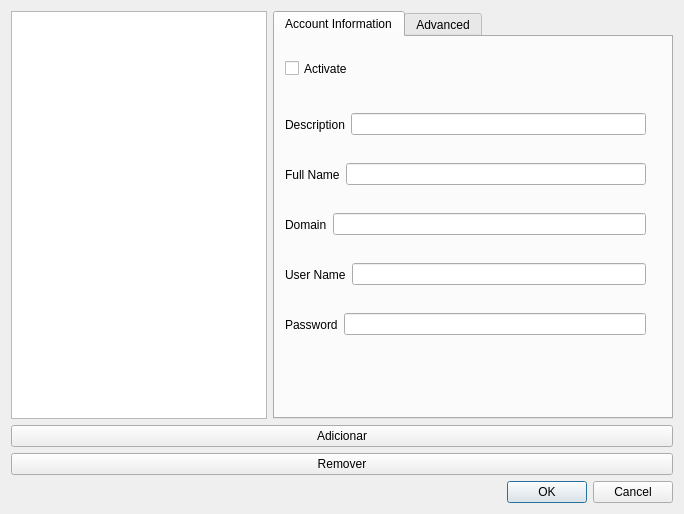
Old version of the form src/settings.ui in the repository StefanYohansson/ktelephone.
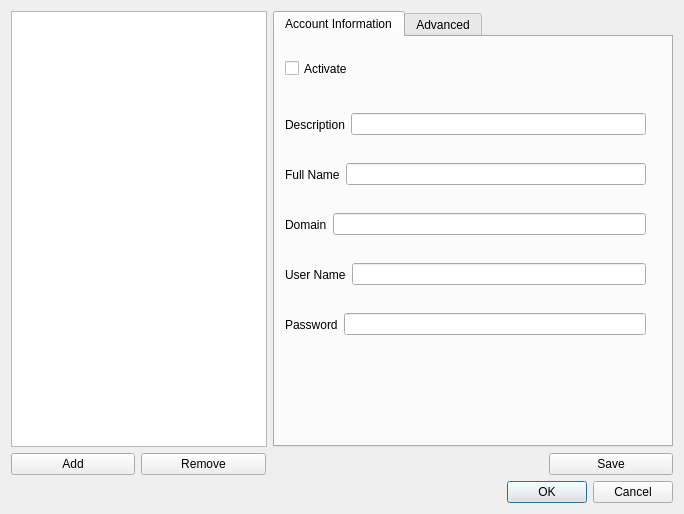
New version of the form.

```diff
--- a/src/settings.ui
+++ b/src/settings.ui
@@ -10,6 +10,24 @@
     <height>514</height>
    </rect>
   </property>
+  <property name="sizePolicy">
+   <sizepolicy hsizetype="Fixed" vsizetype="Fixed">
+    <horstretch>0</horstretch>
+    <verstretch>0</verstretch>
+   </sizepolicy>
+  </property>
+  <property name="minimumSize">
+   <size>
+    <width>684</width>
+    <height>514</height>
+   </size>
+  </property>
+  <property name="maximumSize">
+   <size>
+    <width>684</width>
+    <height>514</height>
+   </size>
+  </property>
   <property name="windowTitle">
    <string>Settings</string>
   </property>
@@ -172,18 +190,48 @@
     </layout>
    </item>
    <item>
-    <widget class="QPushButton" name="addAccount">
-     <property name="text">
-      <string>Adicionar</string>
-     </property>
-    </widget>
+    <layout class="QHBoxLayout" name="horizontalLayout_8"/>
    </item>
    <item>
-    <widget class="QPushButton" name="removeAccount">
-     <property name="text">
-      <string>Remover</string>
-     </property>
-    </widget>
+    <layout class="QHBoxLayout" name="horizontalLayout_7">
+     <item>
+      <widget class="QPushButton" name="addButton">
+       <property name="text">
+        <string>Add</string>
+       </property>
+      </widget>
+     </item>
+     <item>
+      <widget class="QPushButton" name="removeButton">
+       <property name="text">
+        <string>Remove</string>
+       </property>
+      </widget>
+     </item>
+     <item>
+      <spacer name="horizontalSpacer">
+       <property name="orientation">
+        <enum>Qt::Horizontal</enum>
+       </property>
+       <property name="sizeType">
+        <enum>QSizePolicy::Fixed</enum>
+       </property>
+       <property name="sizeHint" stdset="0">
+        <size>
+         <width>277</width>
+         <height>20</height>
+        </size>
+       </property>
+      </spacer>
+     </item>
+     <item>
+      <widget class="QPushButton" name="saveButton">
+       <property name="text">
+        <string>Save</string>
+       </property>
+      </widget>
+     </item>
+    </layout>
    </item>
    <item>
     <widget class="QDialogButtonBox" name="buttonBox">
```
